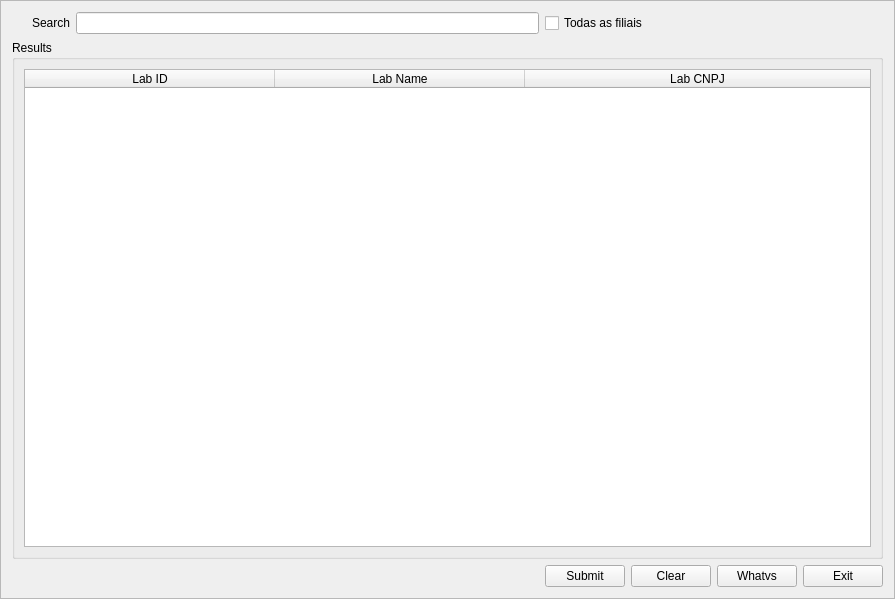
f-t-alves/npx_public, file src/GUI/SearchBoxAlfa.ui: the form before one commit.
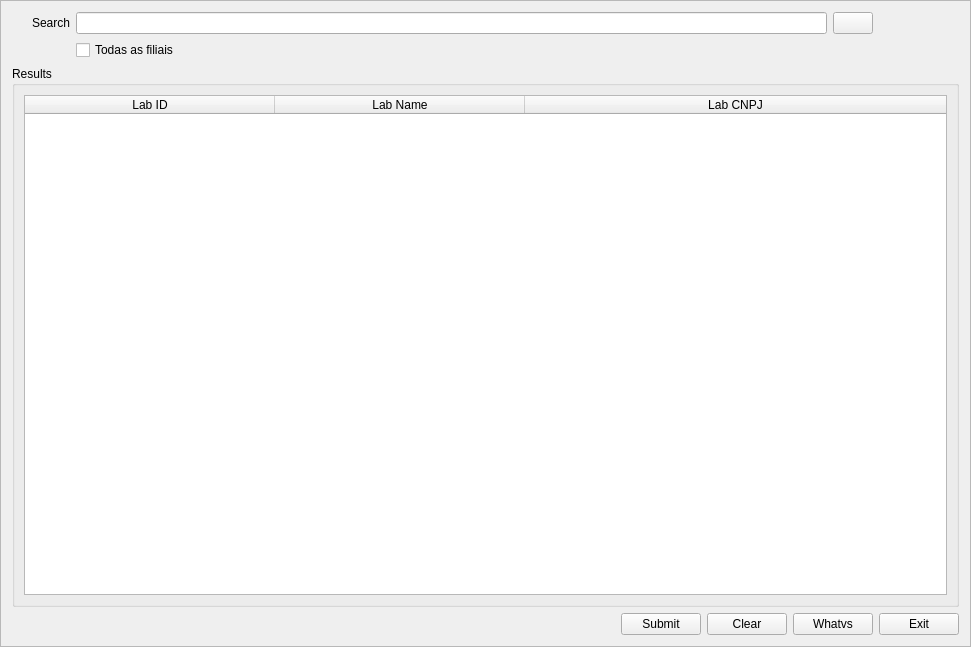
The form after the commit. Icons and pictures are not drawn.

The edit to the form file:
```diff
--- a/src/GUI/SearchBoxAlfa.ui
+++ b/src/GUI/SearchBoxAlfa.ui
@@ -6,8 +6,8 @@
    <rect>
     <x>0</x>
     <y>0</y>
-    <width>895</width>
-    <height>599</height>
+    <width>971</width>
+    <height>647</height>
    </rect>
   </property>
   <property name="windowTitle">
@@ -23,33 +23,30 @@
   <property name="frameShadow">
    <enum>QFrame::Sunken</enum>
   </property>
+  <layout class="QGridLayout" name="gridLayout_2">
+   <item row="0" column="0">
+    <layout class="QVBoxLayout" name="verticalLayout_2">
+     <item>
   <layout class="QVBoxLayout" name="verticalLayout">
    <item>
+        <layout class="QHBoxLayout" name="horizontalLayout_2">
+         <item>
     <layout class="QGridLayout" name="gridLayout">
      <item row="0" column="1">
-      <layout class="QHBoxLayout" name="horizontalLayout_2">
-       <item>
+            <widget class="QLineEdit" name="EntrySearch">
+             <property name="alignment">
+              <set>Qt::AlignLeading|Qt::AlignLeft|Qt::AlignVCenter</set>
+             </property>
+            </widget>
+           </item>
+           <item row="1" column="1">
         <widget class="QCheckBox" name="FiliaisCheckBox">
          <property name="text">
           <string>Todas as filiais</string>
          </property>
         </widget>
        </item>
-       <item>
-        <widget class="QLabel" name="ImageSymbol">
-         <property name="text">
-          <string>&lt;html&gt;&lt;head/&gt;&lt;body&gt;&lt;p&gt;&lt;img src=&quot;:/NPX ICO/clinic (2).png&quot;/&gt;&lt;/p&gt;&lt;/body&gt;&lt;/html&gt;</string>
-         </property>
-         <property name="alignment">
-          <set>Qt::AlignCenter</set>
-         </property>
-        </widget>
-       </item>
-      </layout>
-     </item>
      <item row="0" column="0">
-      <layout class="QHBoxLayout" name="horizontalLayout_3">
-       <item>
         <widget class="QLabel" name="LabelText">
          <property name="text">
           <string>Search</string>
@@ -65,54 +62,70 @@
          </property>
         </widget>
        </item>
+           <item row="0" column="2">
+            <widget class="QPushButton" name="SearchButton">
+             <property name="toolTip">
+              <string>&lt;html&gt;&lt;head/&gt;&lt;body&gt;&lt;p&gt;&lt;img src=&quot;:/NPX ICO/search.png&quot;/&gt;&lt;/p&gt;&lt;/body&gt;&lt;/html&gt;</string>
+             </property>
+             <property name="styleSheet">
+              <string notr="true">image: url(:/NPX ICO/search.png);</string>
+             </property>
+             <property name="text">
+              <string/>
+             </property>
+             <property name="icon">
+              <iconset resource="npx.qrc">
+               <normaloff>:/NPX ICO/search.png</normaloff>:/NPX ICO/search.png</iconset>
+             </property>
+            </widget>
+           </item>
+           <item row="0" column="3">
+            <spacer name="horizontalSpacer">
+             <property name="orientation">
+              <enum>Qt::Horizontal</enum>
+             </property>
+             <property name="sizeType">
+              <enum>QSizePolicy::Fixed</enum>
+             </property>
+             <property name="sizeHint" stdset="0">
+              <size>
+               <width>40</width>
+               <height>20</height>
+              </size>
+             </property>
+            </spacer>
+           </item>
+          </layout>
+         </item>
        <item>
-        <widget class="QLineEdit" name="EntrySearch">
+          <widget class="QLabel" name="ImageSymbol">
+           <property name="text">
+            <string>&lt;html&gt;&lt;head/&gt;&lt;body&gt;&lt;p&gt;&lt;img src=&quot;:/NPX ICO/clinic (2).png&quot;/&gt;&lt;/p&gt;&lt;/body&gt;&lt;/html&gt;</string>
+           </property>
          <property name="alignment">
-          <set>Qt::AlignLeading|Qt::AlignLeft|Qt::AlignVCenter</set>
+            <set>Qt::AlignCenter</set>
          </property>
         </widget>
        </item>
-      </layout>
-     </item>
-     <item row="4" column="1">
-      <layout class="QHBoxLayout" name="horizontalLayout">
        <item>
-        <widget class="QPushButton" name="SubmitButton">
-         <property name="maximumSize">
+          <spacer name="horizontalSpacer_2">
+           <property name="orientation">
+            <enum>Qt::Horizontal</enum>
+           </property>
+           <property name="sizeType">
+            <enum>QSizePolicy::Fixed</enum>
+           </property>
+           <property name="sizeHint" stdset="0">
           <size>
-           <width>127</width>
-           <height>16777215</height>
-          </size>
-         </property>
-         <property name="text">
-          <string>Submit</string>
-         </property>
-        </widget>
-       </item>
-       <item>
-        <widget class="QPushButton" name="ClearButton">
-         <property name="text">
-          <string>Clear</string>
-         </property>
-        </widget>
-       </item>
-       <item>
-        <widget class="QPushButton" name="PlaceHolderButton">
-         <property name="text">
-          <string>Whatvs</string>
-         </property>
-        </widget>
-       </item>
-       <item>
-        <widget class="QPushButton" name="ExitButton">
-         <property name="text">
-          <string>Exit</string>
-         </property>
-        </widget>
+             <width>40</width>
+             <height>20</height>
+            </size>
+           </property>
+          </spacer>
        </item>
       </layout>
      </item>
-     <item row="1" column="0" colspan="2">
+       <item>
       <widget class="QGroupBox" name="Panel">
        <property name="title">
         <string>Results</string>
@@ -178,6 +191,59 @@
      </item>
     </layout>
    </item>
+     <item>
+      <layout class="QHBoxLayout" name="horizontalLayout">
+       <item>
+        <spacer name="horizontalSpacer_3">
+         <property name="orientation">
+          <enum>Qt::Horizontal</enum>
+         </property>
+         <property name="sizeHint" stdset="0">
+          <size>
+           <width>40</width>
+           <height>20</height>
+          </size>
+         </property>
+        </spacer>
+       </item>
+       <item>
+        <widget class="QPushButton" name="SubmitButton">
+         <property name="maximumSize">
+          <size>
+           <width>127</width>
+           <height>16777215</height>
+          </size>
+         </property>
+         <property name="text">
+          <string>Submit</string>
+         </property>
+        </widget>
+       </item>
+       <item>
+        <widget class="QPushButton" name="ClearButton">
+         <property name="text">
+          <string>Clear</string>
+         </property>
+        </widget>
+       </item>
+       <item>
+        <widget class="QPushButton" name="PlaceHolderButton">
+         <property name="text">
+          <string>Whatvs</string>
+         </property>
+        </widget>
+       </item>
+       <item>
+        <widget class="QPushButton" name="ExitButton">
+         <property name="text">
+          <string>Exit</string>
+         </property>
+        </widget>
+       </item>
+      </layout>
+     </item>
+    </layout>
+   </item>
   </layout>
  </widget>
  <resources>
```
Left out of the diff: 19 changed lines with no effect on the pictures. Lines whose indentation alone changed are shown as unchanged.
